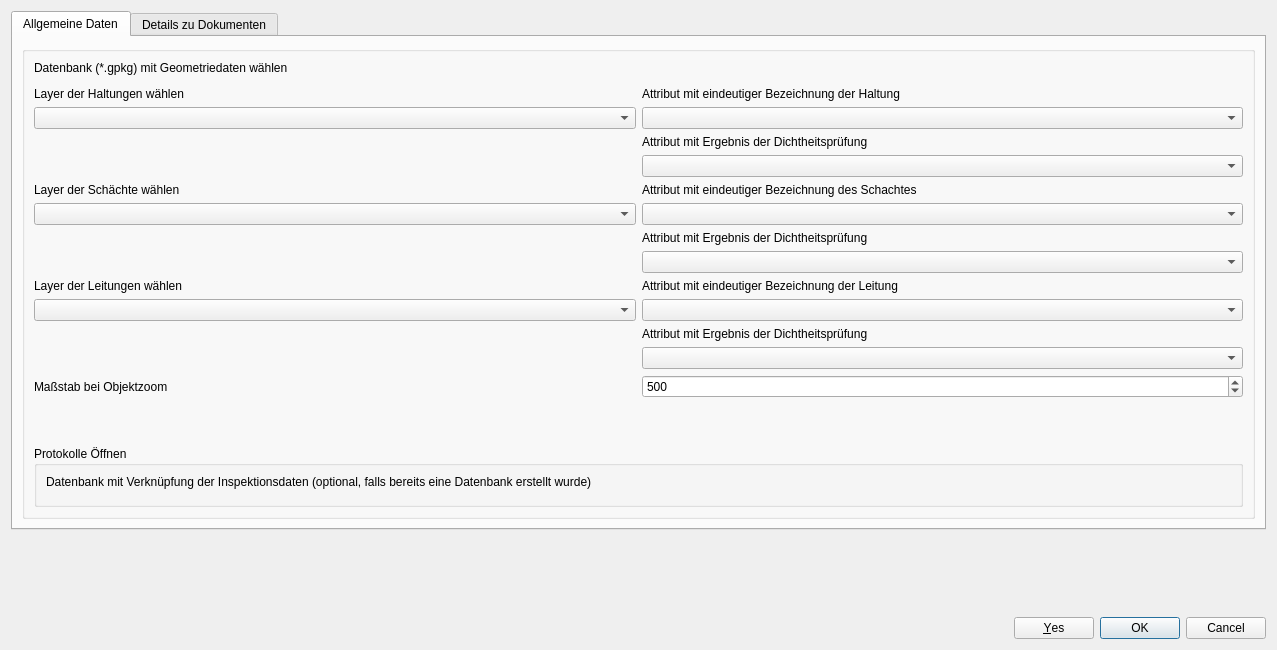
Above: ui/einstellungen.ui from a-matz/QGis_document_connector before the change. Below: the same form after it.
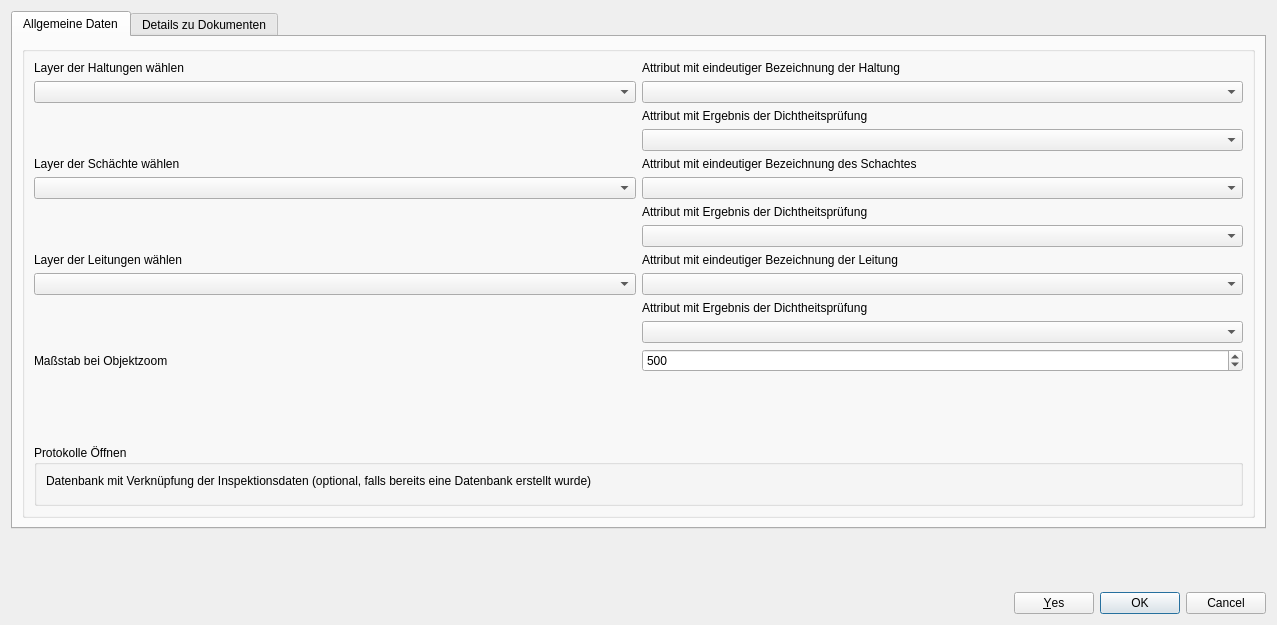
That is the form after the change. Custom widgets are drawn as their Qt base class.

The edit to the form file:
```diff
--- a/ui/einstellungen.ui
+++ b/ui/einstellungen.ui
@@ -7,7 +7,7 @@
     <x>0</x>
     <y>0</y>
     <width>1277</width>
-    <height>650</height>
+    <height>625</height>
    </rect>
   </property>
   <property name="windowTitle">
@@ -30,22 +30,6 @@
           <string/>
          </property>
          <layout class="QVBoxLayout" name="verticalLayout_2">
-          <item>
-           <widget class="QLabel" name="label">
-            <property name="maximumSize">
-             <size>
-              <width>16777215</width>
-              <height>15</height>
-             </size>
-            </property>
-            <property name="text">
-             <string>Datenbank (*.gpkg) mit Geometriedaten wählen</string>
-            </property>
-           </widget>
-          </item>
-          <item>
-           <widget class="QgsFileWidget" name="file_geometrie"/>
-          </item>
           <item>
            <layout class="QGridLayout" name="gridLayout_5">
             <property name="topMargin">
@@ -193,7 +177,7 @@
             <item row="1" column="1">
              <widget class="QSpinBox" name="spinbox_zoom">
               <property name="minimum">
-               <number>100</number>
+               <number>10</number>
               </property>
               <property name="maximum">
                <number>2500</number>
```
Left out of the diff: 2 changed lines with no effect on the pictures.
